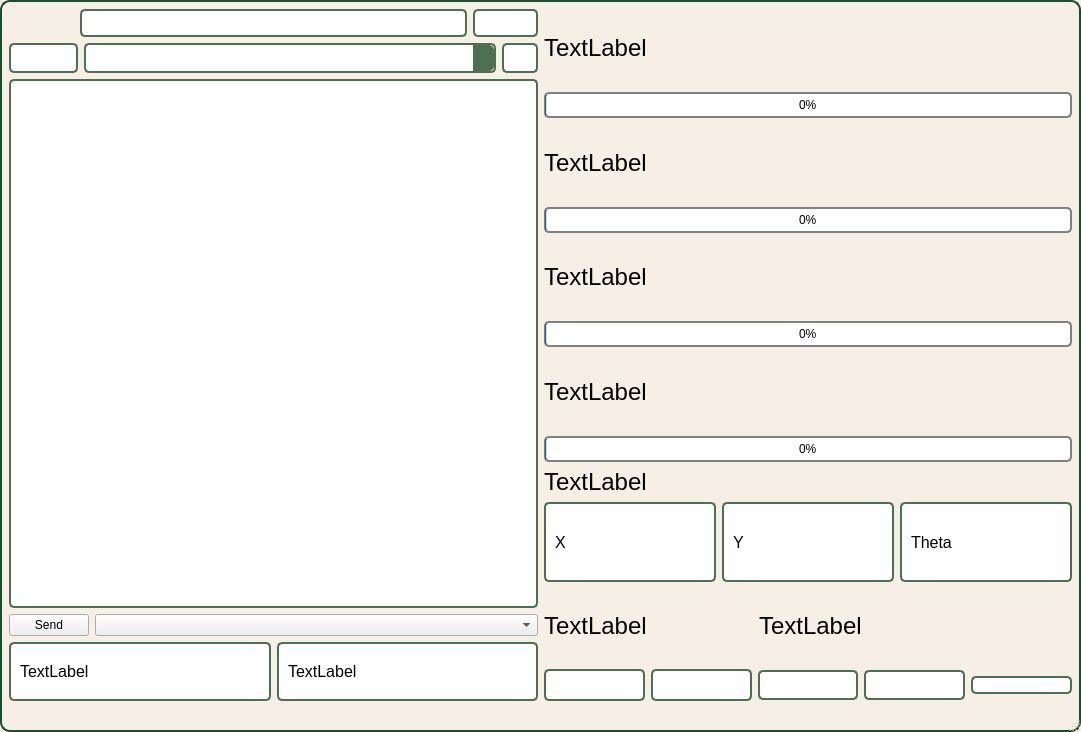
Before: the Qt Designer form mainwindow.ui in OLiwerFig/Inzynierka, drawn with Qt 5.
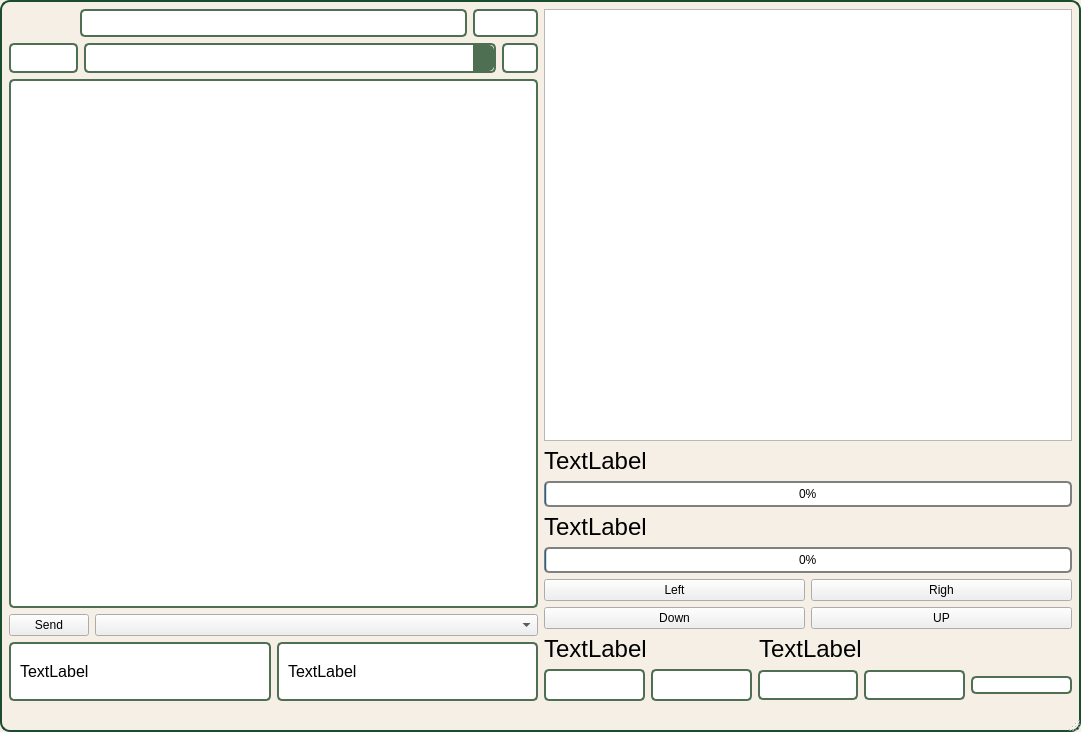
After: the same form once the commit is applied. Icons and pictures are not drawn.

Diff of the .ui file:
```diff
--- a/mainwindow.ui
+++ b/mainwindow.ui
@@ -292,107 +292,11 @@
      </layout>
     </item>
     <item>
-     <layout class="QVBoxLayout" name="verticalLayout_4" stretch="4,1,1">
+     <layout class="QVBoxLayout" name="verticalLayout_4" stretch="20,1,1">
       <item>
-       <layout class="QVBoxLayout" name="verticalLayout">
+       <layout class="QVBoxLayout" name="verticalLayout" stretch="20,1,1,1,1">
         <item>
-         <widget class="QLabel" name="pwn_text_L">
-          <property name="font">
-           <font>
-            <family>Arial</family>
-            <pointsize>18</pointsize>
-           </font>
-          </property>
-          <property name="styleSheet">
-           <string notr="true"/>
-          </property>
-          <property name="text">
-           <string>TextLabel</string>
-          </property>
-         </widget>
-        </item>
-        <item>
-         <widget class="QProgressBar" name="pwmLProgressBar">
-          <property name="autoFillBackground">
-           <bool>false</bool>
-          </property>
-          <property name="styleSheet">
-           <string notr="true">QProgressBar {
-    border: 2px solid grey;
-    border-radius: 5px;
-    text-align: center;
-}
-
-QProgressBar::chunk {
-    background: qlineargradient(
-        x1: 0, y1: 0, x2: 1, y2: 0,
-        stop: 0 #05B8CC, stop: 1 #3DCC3D
-    );
-    width: 20px;
-}
-</string>
-          </property>
-          <property name="maximum">
-           <number>400</number>
-          </property>
-          <property name="value">
-           <number>0</number>
-          </property>
-          <property name="alignment">
-           <set>Qt::AlignJustify|Qt::AlignVCenter</set>
-          </property>
-          <property name="orientation">
-           <enum>Qt::Horizontal</enum>
-          </property>
-          <property name="format">
-           <string>%p%</string>
-          </property>
-         </widget>
-        </item>
-        <item>
-         <widget class="QLabel" name="pwn_text_R">
-          <property name="font">
-           <font>
-            <family>Arial</family>
-            <pointsize>18</pointsize>
-           </font>
-          </property>
-          <property name="text">
-           <string>TextLabel</string>
-          </property>
-         </widget>
-        </item>
-        <item>
-         <widget class="QProgressBar" name="pwmRProgressBar">
-          <property name="styleSheet">
-           <string notr="true">QProgressBar {
-    border: 2px solid grey;
-    border-radius: 5px;
-    text-align: center;
-}
-
-QProgressBar::chunk {
-    background: qlineargradient(
-        x1: 0, y1: 0, x2: 1, y2: 0,
-        stop: 0 #05B8CC, stop: 1 #3DCC3D
-    );
-    width: 20px;
-}
-</string>
-          </property>
-          <property name="maximum">
-           <number>400</number>
-          </property>
-          <property name="value">
-           <number>0</number>
-          </property>
-          <property name="alignment">
-           <set>Qt::AlignJustify|Qt::AlignVCenter</set>
-          </property>
-          <property name="invertedAppearance">
-           <bool>false</bool>
-          </property>
-         </widget>
+         <widget class="QGraphicsView" name="MapGraphicsView"/>
         </item>
         <item>
          <widget class="QLabel" name="speed_text_L">
@@ -496,100 +400,34 @@
        </layout>
       </item>
       <item>
-       <layout class="QVBoxLayout" name="verticalLayout_3" stretch="0,4">
+       <layout class="QVBoxLayout" name="verticalLayout_3" stretch="0">
         <item>
-         <widget class="QLabel" name="actual_position">
-          <property name="font">
-           <font>
-            <family>Arial</family>
-            <pointsize>18</pointsize>
-           </font>
-          </property>
-          <property name="styleSheet">
-           <string notr="true"/>
-          </property>
-          <property name="text">
-           <string>TextLabel</string>
-          </property>
-         </widget>
-        </item>
-        <item>
-         <layout class="QHBoxLayout" name="horizontalLayout_2">
-          <item>
-           <widget class="QLabel" name="labelPosY">
-            <property name="font">
-             <font>
-              <family>Arial</family>
-              <pointsize>-1</pointsize>
-             </font>
-            </property>
-            <property name="styleSheet">
-             <string notr="true">QLabel {
-    padding: 5px;
-    margin: 0px;
-    border: 2px solid #4F6F52;
-    border-radius: 5px;
-    background-color: white;
-    color: black; /* Kolor tekstu */
-    font-size: 16px; /* Większy rozmiar czcionki */
-}
-</string>
-            </property>
+         <layout class="QGridLayout" name="gridLayout">
+          <item row="0" column="1">
+           <widget class="QPushButton" name="rightButton">
             <property name="text">
-             <string>X</string>
+             <string>Righ</string>
             </property>
            </widget>
           </item>
-          <item>
-           <widget class="QLabel" name="labelPosX">
-            <property name="font">
-             <font>
-              <family>Arial</family>
-              <pointsize>-1</pointsize>
-             </font>
-            </property>
-            <property name="styleSheet">
-             <string notr="true">QLabel {
-    padding: 5px;
-    margin: 0px;
-    border: 2px solid #4F6F52;
-    border-radius: 5px;
-    background-color: white;
-    color: black; /* Kolor tekstu */
-    font-size: 16px; /* Większy rozmiar czcionki */
-}
-</string>
-            </property>
+          <item row="0" column="0">
+           <widget class="QPushButton" name="leftButton">
             <property name="text">
-             <string>Y</string>
+             <string>Left</string>
             </property>
            </widget>
           </item>
-          <item>
-           <widget class="QLabel" name="labelTheta">
-            <property name="font">
-             <font>
-              <family>Arial</family>
-              <pointsize>-1</pointsize>
-             </font>
+          <item row="1" column="1">
+           <widget class="QPushButton" name="upButton">
+            <property name="text">
+             <string>UP</string>
             </property>
-            <property name="styleSheet">
-             <string notr="true">QLabel {
-    padding: 5px;
-    margin: 0px;
-    border: 2px solid #4F6F52;
-    border-radius: 5px;
-    background-color: white;
-    color: black; /* Kolor tekstu */
-    font-size: 16px; /* Większy rozmiar czcionki */
-}
-</string>
-            </property>
-            <property name="lineWidth">
-             <number>1</number>
-            </property>
+           </widget>
+          </item>
+          <item row="1" column="0">
+           <widget class="QPushButton" name="downButton">
             <property name="text">
-             <string>Theta</string>
+             <string>Down</string>
             </property>
            </widget>
           </item>
```
